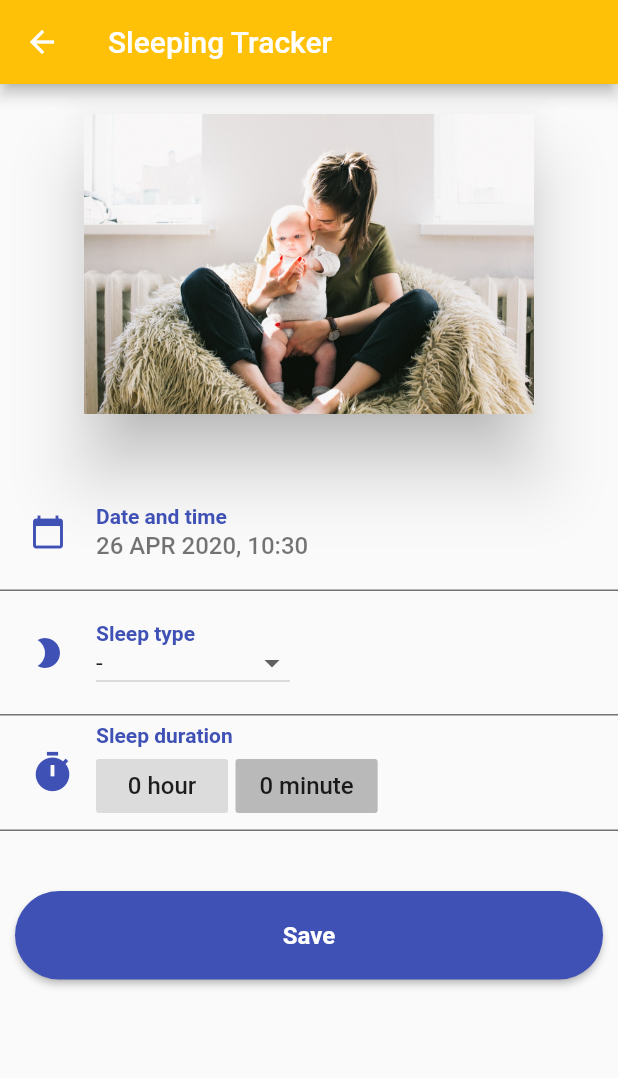
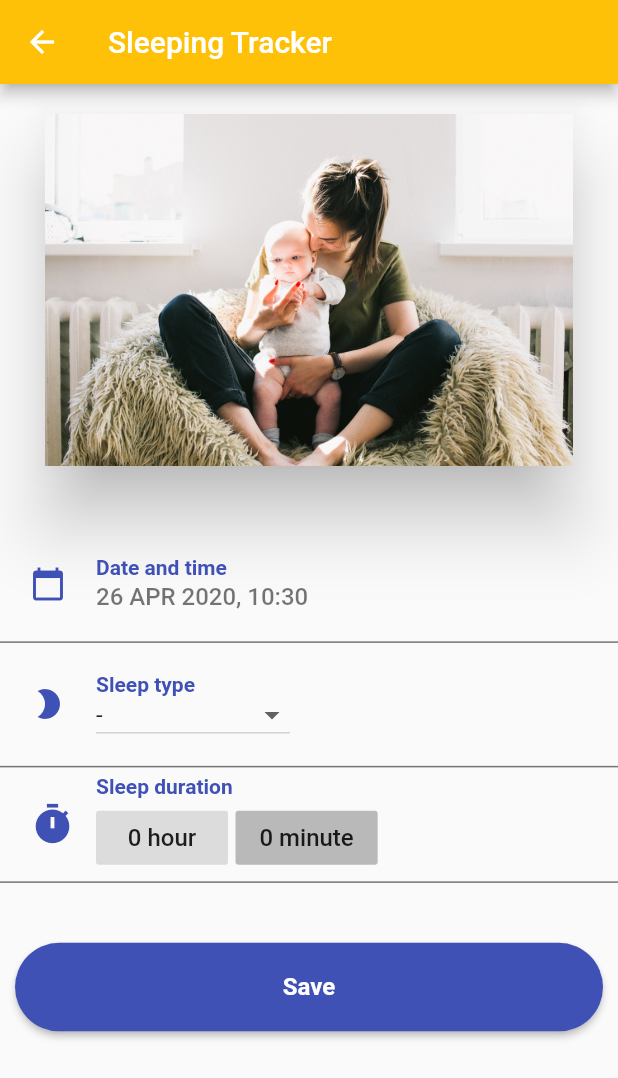
Before and after one commit to lewandowski-jan/SleepTracker, a Flutter app: the screen it shows after launch, after a tap on "Add new sleeping record", on a phone screen of 412 x 824 dp. Shown: the top 1078 px of the screen. Run offline on Flutter 3.47's test engine with Material 2 defaults, Android fonts, the phone set to English and light mode, and no system bars; our stand-ins replace numberpicker.

Commit message:
made secondpage scrollable

```diff
--- a/lib/pages/secondpage.dart
+++ b/lib/pages/secondpage.dart
@@ -76,10 +76,9 @@ class _SecondPageState extends State<SecondPage> {
         ),
       ),
       body: Center(
-        child: Column(
+        child: ListView(
           children: <Widget>[
             Container(
-              height: 200.0,
               margin: const EdgeInsets.only(left: 30.0, right: 30.0, top: 20.0),
               child: Material(
                 elevation: 20.0,
@@ -236,7 +235,7 @@ class _SecondPageState extends State<SecondPage> {
               ),
             ),
             Container(
-              margin: const EdgeInsets.only(left: 10.0, right: 10.0, top: 40.0),
+              margin: const EdgeInsets.only(left: 10.0, right: 10.0, top: 40.0, bottom: 10.0),
               child: Row(
                 children: <Widget>[
                   Expanded(
```
